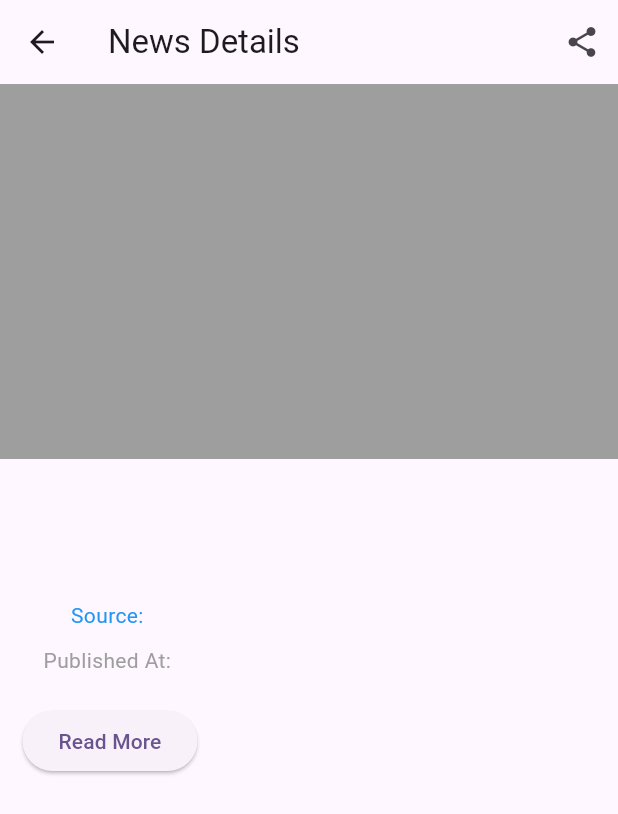
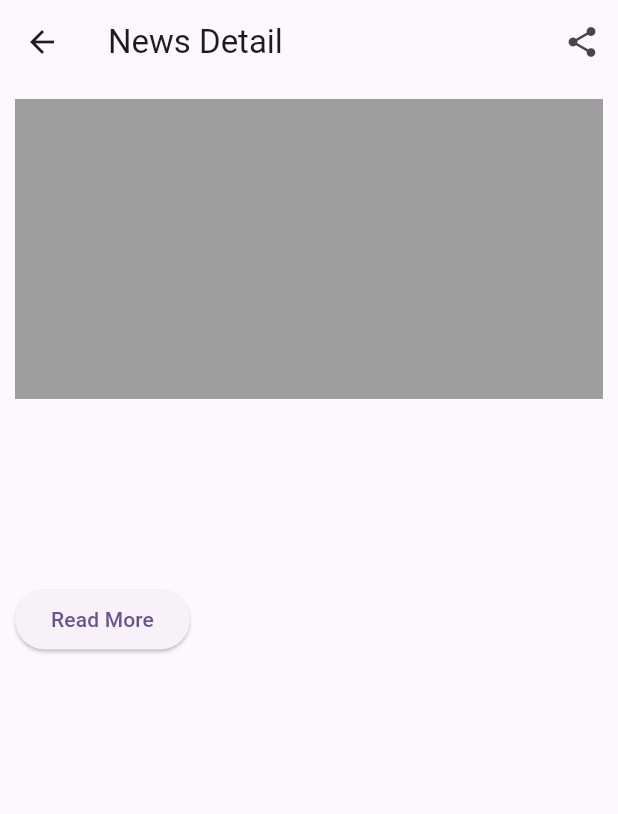
Before and after one commit to Gauri0719/news_application, a Flutter app: the NewsDetailPage screen opened directly with empty values, after a tap on the "share" icon, on a phone screen of 412 x 824 dp. Shown: the top 814 px of the screen. Run offline on Flutter 3.47's test engine with Material 3 defaults, Android fonts, the phone set to English and light mode, and no system bars; our stand-ins replace get, share_plus, sqflite; accounts and stored records are empty; network calls fail.

Commit message:
Third commit

```diff
--- a/lib/home_page.dart
+++ b/lib/home_page.dart
@@ -3,6 +3,7 @@ import 'package:flutter/material.dart';
 import 'package:get/get.dart';
 import 'package:news_application/model/news_model.dart';
 import 'package:news_application/news_detail_page.dart';
+import 'package:news_application/reading_history_page.dart';
 
 import 'controller/category_controller.dart';
 
@@ -114,7 +115,7 @@ Widget _buildDrawer(BuildContext context) {
           Get.back();
         }),
         _drawerItem(Icons.history, "Reading History", () {
-
+          Get.to(() => ReadingHistoryPage());
         }),
         Divider(),
         ListTile(
--- a/lib/model/news_model.dart
+++ b/lib/model/news_model.dart
@@ -5,6 +5,7 @@ class NewsModel {
   String image;
   String source;
   String publishedAt;
+  final int? id;
 
   NewsModel({
     required this.title,
@@ -13,7 +14,21 @@ class NewsModel {
     required this.image,
     required this.source,
     required this.publishedAt,
+    this.id
   });
+
+  // Convert object to Map for database insertion
+  Map<String, dynamic> toMap() {
+    return {
+      'title': title,
+      'description': description,
+      'url': url,
+      'image': image,
+      'source': source,
+      'publishedAt': publishedAt,
+      'id': id,
+    };
+  }
   ///THIS CONVERT JSON INTO DART
   factory NewsModel.fromJson(Map<String, dynamic> json) {
     return NewsModel(
@@ -23,6 +38,7 @@ class NewsModel {
       image: json['image'] ?? '',
       source: json['source']['name'] ?? '',
       publishedAt: json['publishedAt'] ?? '',
+      id: json['id'],
     );
   }
 }
--- a/lib/news_detail_page.dart
+++ b/lib/news_detail_page.dart
@@ -2,51 +2,92 @@ import 'package:flutter/material.dart';
 import 'package:get/get.dart';
 import 'package:news_application/model/news_model.dart';
 import 'package:share_plus/share_plus.dart';
+import 'package:sqflite/sqflite.dart';
+// import 'package:share/share.dart';
 import 'package:url_launcher/url_launcher.dart';
+import 'package:path/path.dart';
+// import '../model/news_model.dart';
 
 class NewsDetailPage extends StatelessWidget {
   final NewsModel news;
 
-  const NewsDetailPage({required this.news});
+  NewsDetailPage({required this.news}) {
+    saveToHistory();
+  }
+
+  // Initialize Database
+  Future<Database> _getDatabase() async {
+    final dbPath = await getDatabasesPath();
+    return openDatabase(
+      join(dbPath, 'news_history.db'),
+      onCreate: (db, version) {
+        return db.execute('''
+          CREATE TABLE reading_history (
+            id INTEGER PRIMARY KEY AUTOINCREMENT,
+            title TEXT,
+            description TEXT,
+            url TEXT,
+            image TEXT,
+            source TEXT,
+            publishedAt TEXT
+          )
+        ''');
+      },
+      version: 1,
+    );
+  }
+
+  // Save Opened News to History
+  Future<void> saveToHistory() async {
+    final db = await _getDatabase();
+    await db.insert(
+      'reading_history',
+      news.toMap(),
+      conflictAlgorithm: ConflictAlgorithm.replace,
+    );
+  }
 
   @override
   Widget build(BuildContext context) {
     return Scaffold(
       appBar: AppBar(
-        title: Text("News Details"),
+        title: Text("News Detail"),
         actions: [
-          IconButton(onPressed: (){
-            Share.share("${news.title}\nRead more : ${news.url}");
+          IconButton(
+            icon: Icon(Icons.share),
+            onPressed: () {
+              Share.share("${news.title} - Read more at ${news.url}");
             },
-              icon: Icon(Icons.share),
-          )
+          ),
         ],
       ),
-      body: SingleChildScrollView(
+      body: Padding(
+        padding: EdgeInsets.all(10),
         child: Column(
           crossAxisAlignment: CrossAxisAlignment.start,
           children: [
             news.image.isNotEmpty
-            ? Image.network(news.image,fit: BoxFit.cover,width: double.infinity,height: 250,)
-                : Container(height: 250,color: Colors.grey,),
-            Padding(padding: EdgeInsets.all(15),
-            child: Column(
+                ? Image.network(news.image, fit: BoxFit.cover)
+                : Container(height: 200, color: Colors.grey),
+            SizedBox(height: 10),
+            Text(news.title, style: TextStyle(fontSize: 22, fontWeight: FontWeight.bold)),
+            SizedBox(height: 10),
+            Text(news.description),
+            SizedBox(height: 10),
+            Row(
+              mainAxisAlignment: MainAxisAlignment.spaceBetween,
               children: [
-                Text(news.title,style: TextStyle(fontSize: 22,fontWeight: FontWeight.bold),),
-                SizedBox(height: 10,),
-                Text(news.description, style: TextStyle(fontSize: 16)),
-                SizedBox(height: 15),
-                Text("Source: ${news.source}", style: TextStyle(fontSize: 14, color: Colors.blue)),
-                SizedBox(height: 10),
-                Text("Published At: ${news.publishedAt}", style: TextStyle(fontSize: 14, color: Colors.grey)),
+                Text(news.source, style: TextStyle(color: Colors.blue)),
+                Text(news.publishedAt, style: TextStyle(color: Colors.grey)),
+              ],
+            ),
             SizedBox(height: 20),
             ElevatedButton(
               onPressed: () async {
-                    final Uri url = Uri.parse(news.url);
-                    if (await canLaunchUrl(url)) {
-                      await launchUrl(url, mode: LaunchMode.externalApplication);
+                if (await canLaunch(news.url)) {
+                  await launch(news.url);
                 } else {
-                      Get.snackbar("Error", "Could not launch URL");
+                  Get.snackbar("Error", "Cannot open news link");
                 }
               },
               child: Text("Read More"),
@@ -54,10 +95,6 @@ class NewsDetailPage extends StatelessWidget {
           ],
         ),
       ),
-          ],
-        ),
-      ),
     );
-
   }
 }
--- a/pubspec.yaml
+++ b/pubspec.yaml
@@ -40,6 +40,7 @@ dependencies:
   share_plus: ^7.2.1
   sqflite: ^2.3.0
   path_provider: ^2.1.2
+  path: any
 
 dev_dependencies:
   flutter_test:
```
Also changed, not shown: lib/reading_history_page.dart (+97 -0 lines), pubspec.lock. Lines whose indentation alone changed are shown as unchanged.
